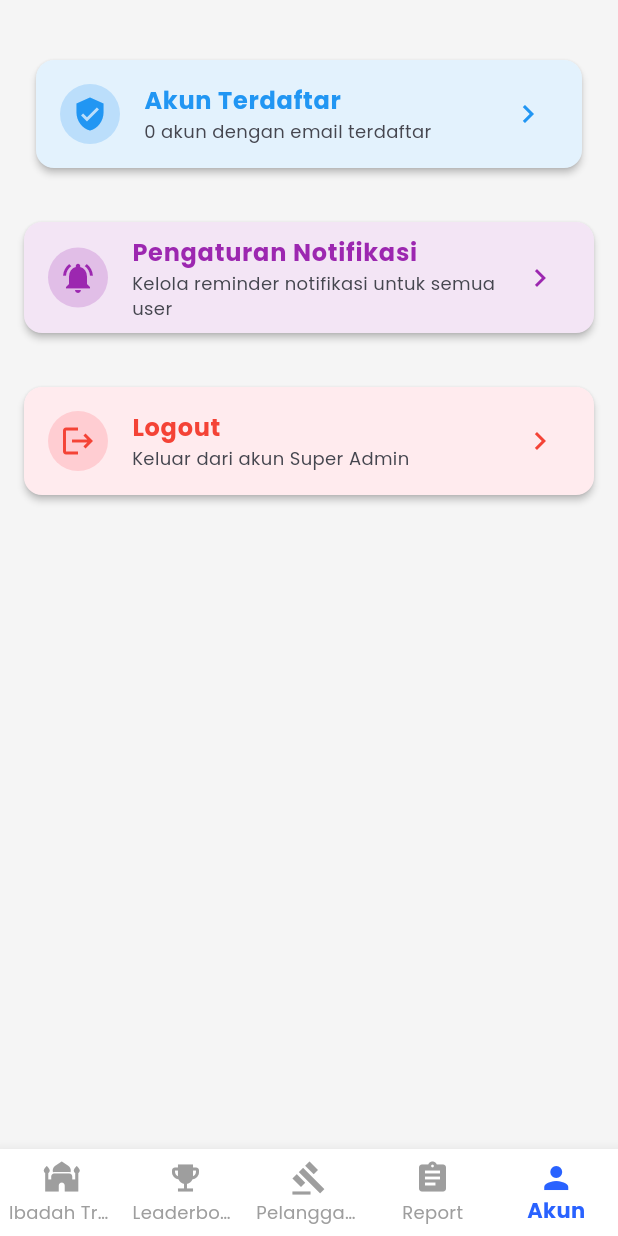
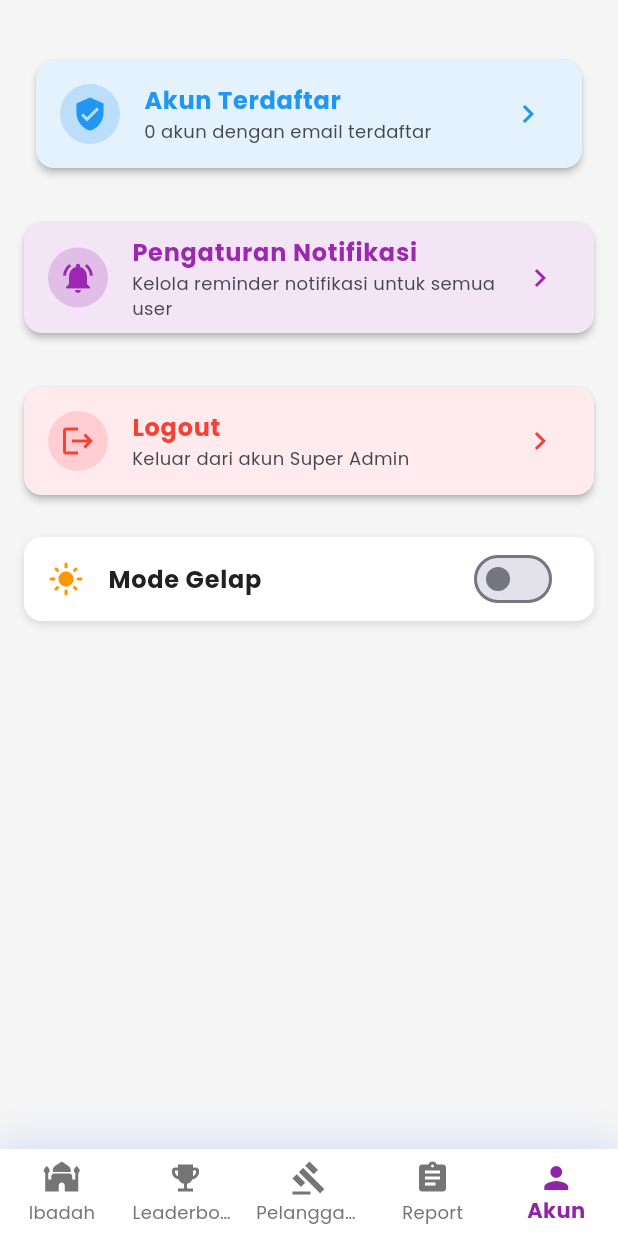
Before and after one commit to ucup-baba/Recap-bq, a Flutter app: the SuperAdminDashboardView screen opened by its route, item 5 of the bottom bar chosen, on a phone screen of 412 x 824 dp. Run offline on Flutter 3.47's test engine with Material 3 defaults, Android fonts, the phone set to English and light mode, and no system bars; our stand-ins replace cached_network_image, cloud_firestore, firebase_auth, firebase_core, firebase_messaging, firebase_storage and 8 more; missing offline and left inert: quran; accounts and stored records are empty; network calls fail.

Commit message:
fix(super_admin): relocate statistics card and add dark mode toggle

```diff
--- a/lib/app/modules/super_admin_account/super_admin_account_view.dart
+++ b/lib/app/modules/super_admin_account/super_admin_account_view.dart
@@ -7,6 +7,7 @@ import '../../core/theme/app_colors.dart';
 import '../../data/models/user_model.dart';
 import '../../widgets/kelompok_badge.dart';
 import '../super_admin_dashboard/super_admin_dashboard_controller.dart';
+import '../../controllers/theme_controller.dart';
 import 'super_admin_account_controller.dart';
 
 class SuperAdminAccountView extends GetView<SuperAdminAccountController> {
@@ -15,7 +16,7 @@ class SuperAdminAccountView extends GetView<SuperAdminAccountController> {
   @override
   Widget build(BuildContext context) {
     return Scaffold(
-      backgroundColor: AppColors.background,
+      backgroundColor: context.backgroundColor,
       body: Obx(() {
         if (controller.isLoading.value) {
           return const Center(child: CircularProgressIndicator());
@@ -26,24 +27,27 @@ class SuperAdminAccountView extends GetView<SuperAdminAccountController> {
           children: [
             const SizedBox(height: 16),
             // Akun Terdaftar button
-            _buildRegisteredAccountsButton(),
+            _buildRegisteredAccountsButton(context),
             const SizedBox(height: 12),
             // Notification settings button
-            _buildNotificationSettingsButton(),
+            _buildNotificationSettingsButton(context),
             const SizedBox(height: 12),
             // Logout button
-            _buildLogoutButton(),
+            _buildLogoutButton(context),
+            const SizedBox(height: 12),
+            // Dark Mode Toggle
+            _buildDarkModeSwitch(context),
           ],
         );
       }),
     );
   }
 
-  Widget _buildRegisteredAccountsButton() {
+  Widget _buildRegisteredAccountsButton(BuildContext context) {
     return Card(
       elevation: 2,
       shape: RoundedRectangleBorder(borderRadius: BorderRadius.circular(12)),
-      color: Colors.blue.shade50,
+      color: context.isDark ? context.cardColor : Colors.blue.shade50,
       child: ListTile(
         leading: CircleAvatar(
           backgroundColor: Colors.blue.shade100,
@@ -224,12 +228,12 @@ class SuperAdminAccountView extends GetView<SuperAdminAccountController> {
     );
   }
 
-  Widget _buildNotificationSettingsButton() {
+  Widget _buildNotificationSettingsButton(BuildContext context) {
     return Card(
       margin: const EdgeInsets.only(top: 16, bottom: 8),
       elevation: 2,
       shape: RoundedRectangleBorder(borderRadius: BorderRadius.circular(12)),
-      color: Colors.purple.shade50,
+      color: context.isDark ? context.cardColor : Colors.purple.shade50,
       child: ListTile(
         leading: CircleAvatar(
           backgroundColor: Colors.purple.shade100,
@@ -249,7 +253,7 @@ class SuperAdminAccountView extends GetView<SuperAdminAccountController> {
     );
   }
 
-  Widget _buildLogoutButton() {
+  Widget _buildLogoutButton(BuildContext context) {
     // Get SuperAdminDashboardController to access logout method
     final dashboardController = Get.find<SuperAdminDashboardController>();
 
@@ -257,7 +261,7 @@ class SuperAdminAccountView extends GetView<SuperAdminAccountController> {
       margin: const EdgeInsets.only(top: 16, bottom: 16),
       elevation: 2,
       shape: RoundedRectangleBorder(borderRadius: BorderRadius.circular(12)),
-      color: Colors.red.shade50,
+      color: context.isDark ? context.cardColor : Colors.red.shade50,
       child: ListTile(
         leading: CircleAvatar(
           backgroundColor: Colors.red.shade100,
@@ -276,4 +280,40 @@ class SuperAdminAccountView extends GetView<SuperAdminAccountController> {
       ),
     );
   }
+
+  Widget _buildDarkModeSwitch(BuildContext context) {
+    if (!Get.isRegistered<ThemeController>()) {
+      return const SizedBox.shrink();
+    }
+    final themeController = Get.find<ThemeController>();
+    return Container(
+      decoration: BoxDecoration(
+        color: context.cardColor,
+        borderRadius: BorderRadius.circular(12),
+        boxShadow: const [
+          BoxShadow(color: Colors.black12, blurRadius: 4, offset: Offset(0, 2)),
+        ],
+      ),
+      child: Obx(
+        () => SwitchListTile(
+          title: Text(
+            'Mode Gelap',
+            style: TextStyle(
+              fontWeight: FontWeight.bold,
+              color: context.textColor,
+            ),
+          ),
+          secondary: Icon(
+            themeController.isDarkMode ? Icons.dark_mode : Icons.light_mode,
+            color: themeController.isDarkMode
+                ? Colors.purple.shade300
+                : Colors.orange,
+          ),
+          value: themeController.isDarkMode,
+          onChanged: (value) => themeController.toggleTheme(),
+          activeColor: Colors.purple.shade300,
+        ),
+      ),
+    );
+  }
 }
--- a/lib/app/modules/super_admin_dashboard/super_admin_dashboard_view.dart
+++ b/lib/app/modules/super_admin_dashboard/super_admin_dashboard_view.dart
@@ -31,7 +31,7 @@ class SuperAdminDashboardView extends GetView<SuperAdminDashboardController> {
     }
 
     return Scaffold(
-      backgroundColor: AppColors.background,
+      backgroundColor: context.backgroundColor,
       body: SafeArea(
         child: Column(
           children: [
@@ -51,7 +51,7 @@ class SuperAdminDashboardView extends GetView<SuperAdminDashboardController> {
                     // Tab 0: Ibadah Tracker (with icon to Statistics)
                     KeyedSubtree(
                       key: const ValueKey('tab_0_ibadah_tracker'),
-                      child: _buildIbadahTrackerTab(),
+                      child: _buildIbadahTrackerTab(context),
                     ),
                     // Tab 1: Leaderboard - hide header for embedded use
                     const KeyedSubtree(
@@ -80,18 +80,37 @@ class SuperAdminDashboardView extends GetView<SuperAdminDashboardController> {
           ],
         ),
       ),
-      bottomNavigationBar: Obx(
+      bottomNavigationBar: Container(
+        decoration: BoxDecoration(
+          color: context.cardColor,
+          boxShadow: [
+            BoxShadow(
+              color: _getBottomNavColor(
+                controller.currentTabIndex.value,
+                context,
+              ).withValues(alpha: 0.15),
+              blurRadius: 20,
+              offset: const Offset(0, -5),
+            ),
+          ],
+        ),
+        child: Obx(
           () => BottomNavigationBar(
             currentIndex: controller.currentTabIndex.value,
             onTap: controller.changeTab,
             type: BottomNavigationBarType.fixed,
-          selectedItemColor: AppColors.primaryBlue,
-          unselectedItemColor: Colors.grey,
+            backgroundColor: context.cardColor,
+            elevation: 0,
+            selectedItemColor: _getBottomNavColor(
+              controller.currentTabIndex.value,
+              context,
+            ),
+            unselectedItemColor: context.subtextColor,
             selectedLabelStyle: const TextStyle(fontWeight: FontWeight.bold),
             items: const [
               BottomNavigationBarItem(
                 icon: Icon(Icons.mosque),
-              label: 'Ibadah Tracker',
+                label: 'Ibadah',
               ),
               BottomNavigationBarItem(
                 icon: Icon(Icons.emoji_events),
@@ -109,117 +128,233 @@ class SuperAdminDashboardView extends GetView<SuperAdminDashboardController> {
             ],
           ),
         ),
+      ),
     );
   }
 
-  Widget _buildIbadahTracker() {
-    final ibadahController = Get.find<AdminIbadahController>();
+  Color _getBottomNavColor(int index, BuildContext context) {
+    if (context.isDark) {
+      switch (index) {
+        case 0:
+          return const Color(0xFF90CAF9); // Light Blue
+        case 1:
+          return const Color(0xFFFFCC80); // Light Orange
+        case 2:
+          return const Color(0xFFEF9A9A); // Light Red
+        case 3:
+          return const Color(0xFFA5D6A7); // Light Green
+        case 4:
+          return const Color(0xFFCE93D8); // Light Purple
+        default:
+          return AppColors.darkText;
+      }
+    } else {
+      switch (index) {
+        case 0:
+          return AppColors.primaryBlue;
+        case 1:
+          return Colors.amber.shade800;
+        case 2:
+          return Colors.red.shade700;
+        case 3:
+          return Colors.green.shade700;
+        case 4:
+          return Colors.purple.shade600;
+        default:
+          return AppColors.primaryBlue;
+      }
+    }
+  }
+
+  Widget _buildHeader(BuildContext context) {
+    // Simple date formatting manually or use package if available,
+    // but sticking to simple string for now or just generic greeting
     return Container(
-      padding: const EdgeInsets.only(top: 20, bottom: 20, left: 24, right: 24),
-      decoration: const BoxDecoration(
-        gradient: AppColors.headerGradient,
-        borderRadius: BorderRadius.only(
-          bottomLeft: Radius.circular(32),
-          bottomRight: Radius.circular(32),
+      width: double.infinity,
+      padding: const EdgeInsets.all(24),
+      decoration: BoxDecoration(
+        gradient: AppColors.getHeaderGradient(context),
+        borderRadius: BorderRadius.circular(24),
+        boxShadow: [
+          BoxShadow(
+            color: AppColors.getGradientEnd(context).withValues(alpha: 0.4),
+            blurRadius: 20,
+            offset: const Offset(0, 10),
           ),
+        ],
       ),
       child: Column(
         crossAxisAlignment: CrossAxisAlignment.start,
         children: [
           Row(
+            mainAxisAlignment: MainAxisAlignment.spaceBetween,
             children: [
-              const Expanded(
-                child: Column(
+              Column(
                 crossAxisAlignment: CrossAxisAlignment.start,
                 children: [
-                    Text(
+                  const Text(
                     'Super Admin Dashboard',
                     style: TextStyle(
                       color: Colors.white,
-                        fontSize: 24,
+                      fontSize: 16,
+                      fontWeight: FontWeight.w500,
+                    ),
+                  ),
+                  const SizedBox(height: 4),
+                  Row(
+                    children: [
+                      const Text(
+                        'Assalamu\'alaikum',
+                        style: TextStyle(
+                          color: Colors.white,
+                          fontSize: 20,
                           fontWeight: FontWeight.bold,
                         ),
                       ),
-                    SizedBox(height: 4),
+                      const SizedBox(width: 8),
+                      Container(
+                        padding: const EdgeInsets.symmetric(
+                          horizontal: 8,
+                          vertical: 4,
+                        ),
+                        decoration: BoxDecoration(
+                          color: Colors.white.withValues(alpha: 0.2),
+                          borderRadius: BorderRadius.circular(12),
+                        ),
+                        child: const Row(
+                          children: [
+                            Icon(
+                              Icons.verified_user,
+                              color: Colors.white,
+                              size: 14,
+                            ),
+                            SizedBox(width: 4),
                             Text(
-                      'Amalan Ibadah Harian',
-                      style: TextStyle(color: Colors.white70, fontSize: 14),
+                              'Super Admin',
+                              style: TextStyle(
+                                color: Colors.white,
+                                fontSize: 10,
+                                fontWeight: FontWeight.bold,
+                              ),
                             ),
                           ],
                         ),
                       ),
-              IconButton(
-                onPressed: controller.logout,
-                icon: const Icon(Icons.logout, color: Colors.white, size: 24),
-                tooltip: 'Logout',
+                    ],
                   ),
                 ],
               ),
-          const SizedBox(height: 16),
-          // Ibadah Cards (compact version)
-          Obx(() {
-            final ibadahData = ibadahController.todayIbadah();
-            return Column(
-              children: [
-                SholatWajibCard(
-                  ibadahData: ibadahData,
-                  onUpdate: (updated) => ibadahController.updateIbadah(updated),
+              Container(
+                padding: const EdgeInsets.all(8),
+                decoration: BoxDecoration(
+                  color: Colors.white.withValues(alpha: 0.2),
+                  borderRadius: BorderRadius.circular(12),
                 ),
-                const SizedBox(height: 8),
-                AmalanHarianCard(
-                  ibadahData: ibadahData,
-                  selectedDate: DateTime.now(),
-                  onUpdate: (updated) => ibadahController.updateIbadah(updated),
+                child: const Icon(
+                  Icons.notifications_outlined,
+                  color: Colors.white,
                 ),
-                const SizedBox(height: 8),
-                FisikCard(
-                  ibadahData: ibadahData,
-                  onUpdate: (updated) => ibadahController.updateIbadah(updated),
               ),
             ],
-            );
-          }),
+          ),
         ],
       ),
     );
   }
 
-  Widget _buildIbadahTrackerTab() {
+  Widget _buildStatistikIbadahCard(BuildContext context) {
+    return GestureDetector(
+      onTap: () => Get.toNamed(AppRoutes.statistics),
+      child: Container(
+        width: double.infinity,
+        padding: const EdgeInsets.symmetric(horizontal: 20, vertical: 16),
+        decoration: BoxDecoration(
+          gradient: AppColors.getHeaderGradient(context),
+          borderRadius: BorderRadius.circular(16),
+          boxShadow: [
+            BoxShadow(
+              color: AppColors.getGradientEnd(context).withValues(alpha: 0.3),
+              blurRadius: 12,
+              offset: const Offset(0, 6),
+            ),
+          ],
+        ),
+        child: Row(
+          children: [
+            Container(
+              padding: const EdgeInsets.all(12),
+              decoration: BoxDecoration(
+                color: Colors.white.withValues(alpha: 0.2),
+                borderRadius: BorderRadius.circular(12),
+              ),
+              child: const Icon(
+                Icons.bar_chart_rounded,
+                color: Colors.white,
+                size: 24,
+              ),
+            ),
+            const SizedBox(width: 16),
+            Expanded(
+              child: Column(
+                crossAxisAlignment: CrossAxisAlignment.start,
+                children: [
+                  const Text(
+                    'Statistik Ibadah',
+                    style: TextStyle(
+                      color: Colors.white,
+                      fontSize: 16,
+                      fontWeight: FontWeight.bold,
+                    ),
+                  ),
+                  const SizedBox(height: 4),
+                  Text(
+                    'Lihat grafik perkembangan ibadah',
+                    style: TextStyle(
+                      color: Colors.white.withValues(alpha: 0.8),
+                      fontSize: 12,
+                    ),
+                  ),
+                ],
+              ),
+            ),
+            Container(
+              padding: const EdgeInsets.all(8),
+              decoration: BoxDecoration(
+                color: Colors.white.withValues(alpha: 0.2),
+                shape: BoxShape.circle,
+              ),
+              child: const Icon(
+                Icons.arrow_forward_ios_rounded,
+                color: Colors.white,
+                size: 14,
+              ),
+            ),
+          ],
+        ),
+      ),
+    );
+  }
+
+  Widget _buildIbadahTrackerTab(BuildContext context) {
     final ibadahController = Get.find<AdminIbadahController>();
     return Container(
-      color: AppColors.background,
+      color: context.backgroundColor,
       child: SingleChildScrollView(
         padding: const EdgeInsets.all(16),
         child: Column(
           crossAxisAlignment: CrossAxisAlignment.start,
           children: [
-            // Header dengan icon ke Statistics
-            Row(
-              children: [
-                const Expanded(
-                  child: Text(
-                    'Ibadah Tracker',
-                    style: TextStyle(fontSize: 24, fontWeight: FontWeight.bold),
-                  ),
-                ),
-                IconButton(
-                  onPressed: () => Get.toNamed(AppRoutes.statistics),
-                  icon: const Icon(Icons.bar_chart_rounded),
-                  tooltip: 'Lihat Statistik Ibadah',
-                  style: IconButton.styleFrom(
-                    backgroundColor: AppColors.primaryBlue.withValues(
-                      alpha: 0.1,
-                    ),
-                  ),
-                ),
-              ],
-            ),
+            // Header
+            _buildHeader(context),
             const SizedBox(height: 16),
-            // Nalya Feedback Card - bawah header
+            // Nalya Feedback Card
             const NalyaFeedbackCard(),
             const SizedBox(height: 16),
             // Reading Tracker Widget
             const ReadingTrackerWidget(),
+            const SizedBox(height: 16),
+            // Statistik Ibadah Card
+            _buildStatistikIbadahCard(context),
             const SizedBox(height: 16),
             // Ibadah Cards (full version)
             Obx(() {
```
Lines whose indentation alone changed are shown as unchanged.
